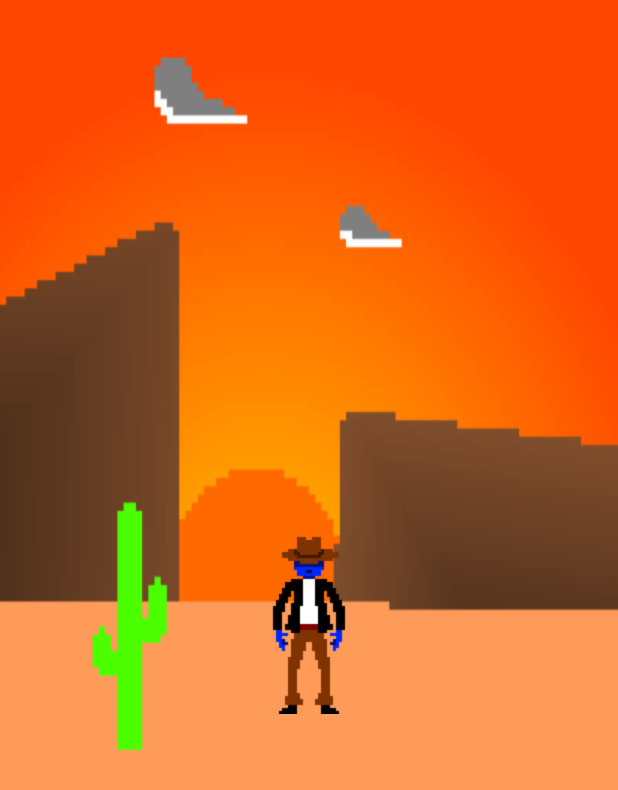
After one commit to SpookySkelemen/Mikrospiele, an Android app: the DuelActivity screen opened directly, with no data from a screen before it, on a phone screen of 412 x 824 dp. The commit adds this screen. Shown: the top 790 px of the screen. Run offline under Robolectric (Android 15) with nearby library versions, the phone set to English and light mode, and no system bars; 3 statements that could not run were skipped.

Commit message:
Added the DuelActivity and the appropriate resources

```diff
--- a/app/src/main/AndroidManifest.xml
+++ b/app/src/main/AndroidManifest.xml
@@ -20,7 +20,8 @@
         <activity android:name=".TransitionActivity" />
         <activity android:name=".ChiselActivity" />
         <activity android:name=".NoseActivity" />
-        <activity android:name=".GameOverActivity"></activity>
+        <activity android:name=".GameOverActivity" />
+        <activity android:name=".DuelActivity"></activity>
     </application>
 
 </manifest>
--- /dev/null
+++ b/app/src/main/java/com/willbergs/mikrospiele/DuelActivity.java
@@ -0,0 +1,56 @@
+package com.willbergs.mikrospiele;
+
+import android.app.Activity;
+import android.os.Bundle;
+import android.widget.ImageView;
+
+public class DuelActivity extends Activity {
+
+    private int rand = (int) (Math.random() * (500 - 3000 + 1) + 3000);     // from half a second to a full second
+    private int react = (int) (Math.random() * (500 - 1000 + 1) + 1000);    // for the enemy
+    private boolean success = false;                                        // to check if the button press is valid
+    private ImageView arm = (ImageView) (findViewById(R.id.imgDuelArm));    // the arm graphic
+    private ImageView enemy = (ImageView) (findViewById(R.id.imgDuelist));  // the enemy graphic
+    private Thread timerThread = new Thread() {
+        @Override
+        public void run() {
+            try {
+                sleep(rand);
+                success = true;
+                sleep(react);
+                fail(true);
+            } catch (InterruptedException e) {
+                e.printStackTrace();
+            }
+        }
+    };
+
+    @Override
+    protected void onCreate(Bundle savedInstanceState) {
+        super.onCreate(savedInstanceState);
+        setContentView(R.layout.activity_duel);
+
+        timerThread.start();
+    }
+
+
+    protected void draw (){
+        if (success == true) {
+            enemy.setImageResource(R.drawable.duelist2);
+        } else {
+            fail(false);
+        }
+
+    }
+
+
+    protected void fail (boolean timeOut){
+        success = false;
+
+        timerThread.interrupt();
+
+        if (timeOut == true){
+            enemy.setImageResource(R.drawable.duelist3);
+        }
+    }
+}
--- a/app/src/main/java/com/willbergs/mikrospiele/NoseActivity.java
+++ b/app/src/main/java/com/willbergs/mikrospiele/NoseActivity.java
@@ -89,7 +89,7 @@ public class NoseActivity extends Activity {
 
 
     protected void pick (){         // btnPick onClick method
-        noseThread.destroy();       // stop the nose moving side to side
+        noseThread.interrupt();     // stop the nose moving side to side
         armThread.start();          // start the arm animation
         pickBtn.setEnabled(false);  // disable the button
 
--- /dev/null
+++ b/app/src/main/res/layout/activity_duel.xml
@@ -0,0 +1,35 @@
+<?xml version="1.0" encoding="utf-8"?>
+<RelativeLayout xmlns:android="http://schemas.android.com/apk/res/android"
+    xmlns:tools="http://schemas.android.com/tools"
+    android:id="@+id/activity_duel"
+    android:layout_width="match_parent"
+    android:layout_height="match_parent"
+    android:background="@drawable/duel_background"
+    android:paddingBottom="0dp"
+    android:paddingLeft="@dimen/activity_horizontal_margin"
+    android:paddingRight="@dimen/activity_horizontal_margin"
+    android:paddingTop="@dimen/activity_vertical_margin"
+    tools:context="com.willbergs.mikrospiele.DuelActivity">
+
+    <ImageView
+        android:id="@+id/imgDuelist"
+        android:layout_width="wrap_content"
+        android:layout_height="wrap_content"
+        android:src="@drawable/duelist1"
+        android:layout_centerHorizontal="true"
+        android:layout_centerVertical="true"/>
+
+    <ImageView
+        android:id="@+id/imgDuelArm"
+        android:layout_width="wrap_content"
+        android:layout_height="wrap_content"
+        android:src= "@null"
+        android:layout_centerHorizontal="true"
+        android:layout_alignParentBottom="true"/>
+
+    <Button
+        android:layout_width="match_parent"
+        android:layout_height="match_parent"
+        android:background="@null"
+        android:onClick="draw"/>
+</RelativeLayout>
```
Also changed, not shown: app/src/main/res/layout/activity_main.xml (+8 -0 lines), app/src/main/res/layout/activity_nose.xml (+3 -4 lines), app/src/main/res/drawable/duel_arm.png (added), app/src/main/res/drawable/duel_background.png (added), app/src/main/res/drawable/duelist1.png (added), app/src/main/res/drawable/duelist2.png (added), app/src/main/res/drawable/duelist3.png (added).
